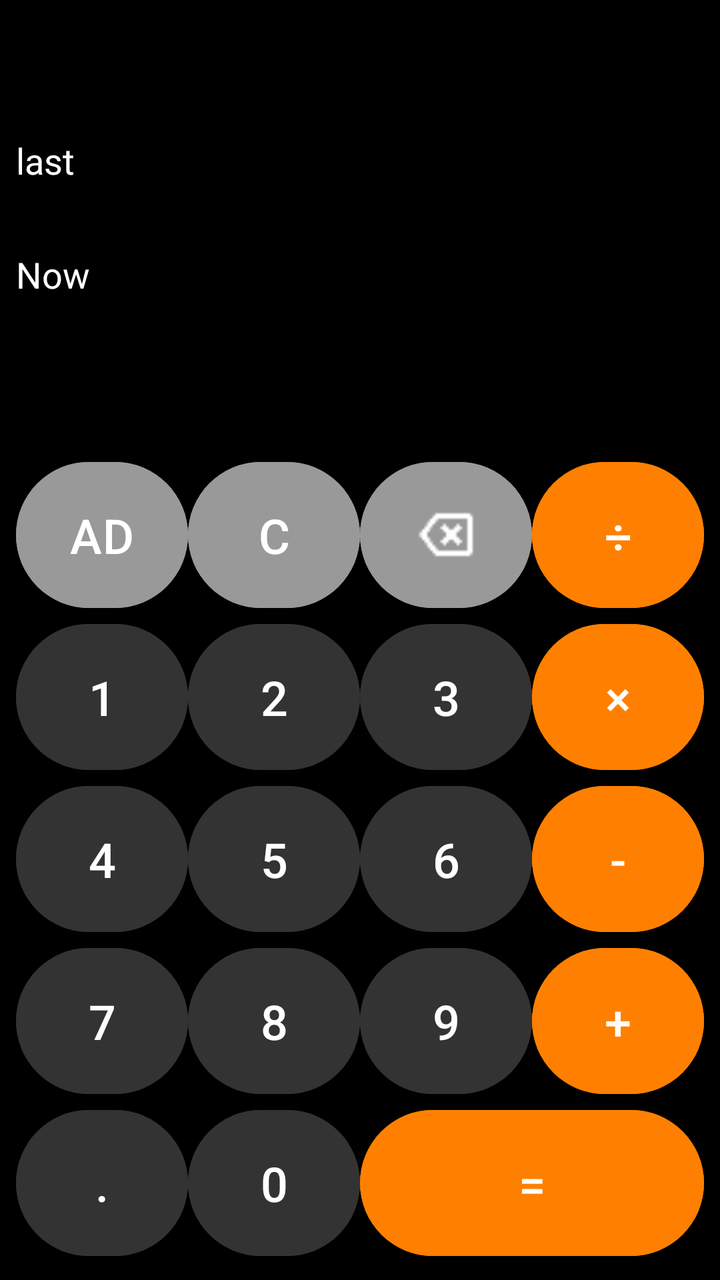
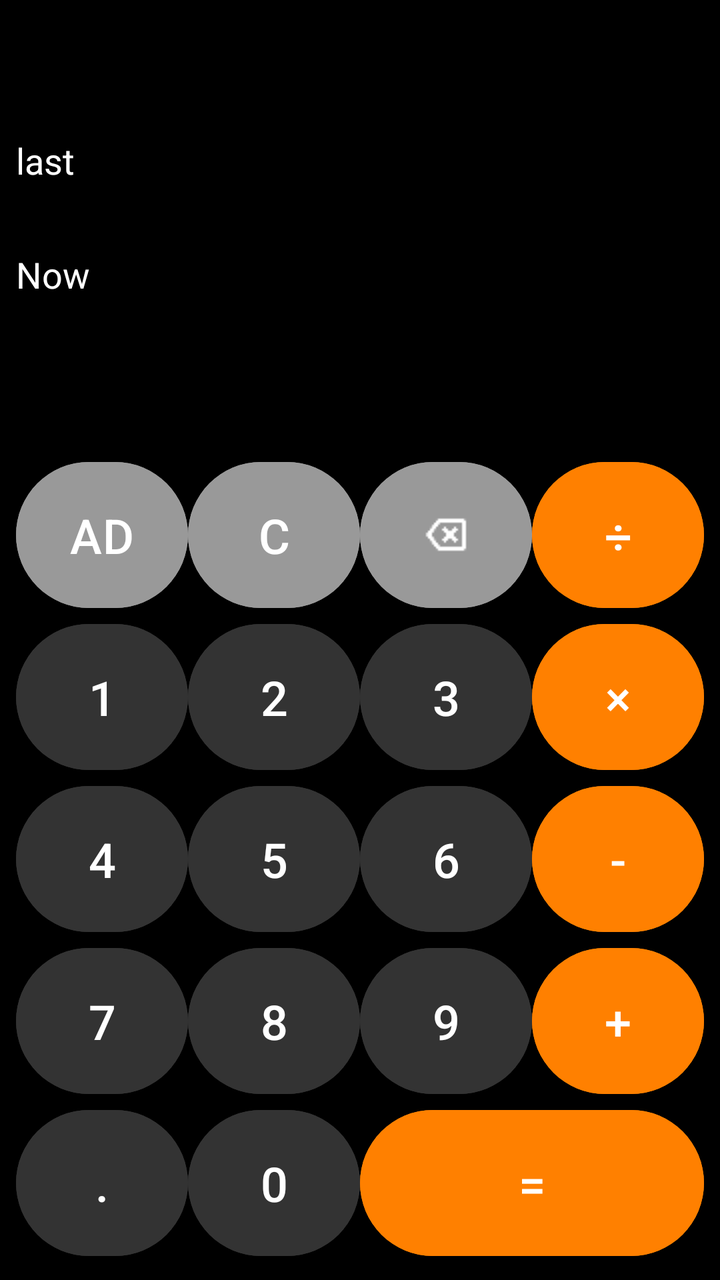

Compare the two renders of this Android layout. The source of the first and the diff that turns it into the second are given below.
<!-- AndroidManifest.xml: application theme Theme.MyCalculator -->
<!-- res/layout/activity_main.xml -->
<?xml version="1.0" encoding="utf-8"?>
<LinearLayout
    xmlns:android="http://schemas.android.com/apk/res/android"
    xmlns:app="http://schemas.android.com/apk/res-auto"
    xmlns:tools="http://schemas.android.com/tools"
    android:id="@+id/main"
    android:layout_width="match_parent"
    android:layout_height="match_parent"
    android:orientation="vertical"
    android:padding="8dp"
    tools:context=".MainActivity"
    android:background="@color/black">

    <TextView
        android:id="@+id/textView1"
        android:layout_width="match_parent"
        android:layout_height="42dp"
        android:layout_marginTop="60dp"
        android:text="@string/last"
        android:textColor="@color/white"
        android:textSize="18sp" />

    <TextView
        android:id="@+id/textView2"
        android:layout_width="match_parent"
        android:layout_height="42dp"
        android:layout_marginTop="15dp"
        android:layout_marginBottom="60dp"
        android:text="@string/now"
        android:textColor="@color/white"
        android:textSize="18sp" />

    <GridLayout
        android:layout_width="match_parent"
        android:layout_height="0dp"
        android:layout_weight="1"
        android:columnCount="4"
        android:rowCount="5">

        <Button
            android:id="@+id/buttonAD"
            android:layout_width="0dp"
            android:layout_height="0dp"
            android:layout_columnWeight="1"
            android:layout_rowWeight="1"
            android:textSize="24sp"
            android:backgroundTint="@color/gray2"
            android:text="@string/ad" />

        <Button
            android:id="@+id/buttonC"
            android:layout_width="0dp"
            android:layout_height="0dp"
            android:layout_columnWeight="1"
            android:layout_rowWeight="1"
            android:textSize="24sp"
            android:backgroundTint="@color/gray2"
            android:text="@string/c" />

        <com.google.android.material.button.MaterialButton
            android:id="@+id/buttonDelete"
            android:layout_width="0dp"
            android:layout_height="0dp"
            android:layout_columnWeight="1"
            android:layout_rowWeight="1"
            android:backgroundTint="@color/gray2"
            app:icon="@drawable/backspace"
            app:iconGravity="textStart"
            app:iconPadding="0dp"
            app:iconSize="32dp"
            app:iconTint="@null" />

        <Button
            android:id="@+id/buttonDivide"
            android:layout_width="0dp"
            android:layout_height="0dp"
            android:layout_columnWeight="1"
            android:layout_rowWeight="1"
            android:textSize="24sp"
            android:backgroundTint="@color/orange"
            android:text="@string/Divide" />

        <Button
            android:id="@+id/button1"
            android:layout_width="0dp"
            android:layout_height="0dp"
            android:layout_columnWeight="1"
            android:layout_rowWeight="1"
            android:textSize="24sp"
            android:backgroundTint="@color/gray"
            android:text="@string/_1" />

        <Button
            android:id="@+id/button2"
            android:layout_width="0dp"
            android:layout_height="0dp"
            android:layout_columnWeight="1"
            android:layout_rowWeight="1"
            android:textSize="24sp"
            android:backgroundTint="@color/gray"
            android:text="@string/_2" />

        <Button
            android:id="@+id/button3"
            android:layout_width="0dp"
            android:layout_height="0dp"
            android:layout_columnWeight="1"
            android:layout_rowWeight="1"
            android:textSize="24sp"
            android:backgroundTint="@color/gray"
            android:text="@string/_3" />

        <Button
            android:id="@+id/buttonMultiply"
            android:layout_width="0dp"
            android:layout_height="0dp"
            android:layout_columnWeight="1"
            android:layout_rowWeight="1"
            android:backgroundTint="@color/orange"
            android:textSize="24sp"
            android:text="@string/Multiply" />

        <Button
            android:id="@+id/button4"
            android:layout_width="0dp"
            android:layout_height="0dp"
            android:layout_columnWeight="1"
            android:layout_rowWeight="1"
            android:textSize="24sp"
            android:backgroundTint="@color/gray"
            android:text="@string/_4" />

        <Button
            android:id="@+id/button5"
            android:layout_width="0dp"
            android:layout_height="0dp"
            android:layout_columnWeight="1"
            android:layout_rowWeight="1"
            android:textSize="24sp"
            android:backgroundTint="@color/gray"
            android:text="@string/_5" />

        <Button
            android:id="@+id/button6"
            android:layout_width="0dp"
            android:layout_height="0dp"
            android:layout_columnWeight="1"
            android:layout_rowWeight="1"
            android:textSize="24sp"
            android:backgroundTint="@color/gray"
            android:text="@string/_6" />

        <Button
            android:id="@+id/buttonMinus"
            android:layout_width="0dp"
            android:layout_height="0dp"
            android:layout_columnWeight="1"
            android:layout_rowWeight="1"
            android:textSize="24sp"
            android:backgroundTint="@color/orange"
            android:text="@string/Reduce" />

        <Button
            android:id="@+id/button7"
            android:layout_width="0dp"
            android:layout_height="0dp"
            android:layout_columnWeight="1"
            android:layout_rowWeight="1"
            android:textSize="24sp"
            android:backgroundTint="@color/gray"
            android:text="@string/_7" />

        <Button
            android:id="@+id/button8"
            android:layout_width="0dp"
            android:layout_height="0dp"
            android:layout_columnWeight="1"
            android:layout_rowWeight="1"
            android:textSize="24sp"
            android:backgroundTint="@color/gray"
            android:text="@string/_8" />

        <Button
            android:id="@+id/button9"
            android:layout_width="0dp"
            android:layout_height="0dp"
            android:layout_columnWeight="1"
            android:layout_rowWeight="1"
            android:textSize="24sp"
            android:backgroundTint="@color/gray"
            android:text="@string/_9" />

        <Button
            android:id="@+id/buttonPlus"
            android:layout_width="0dp"
            android:layout_height="0dp"
            android:layout_columnWeight="1"
            android:layout_rowWeight="1"
            android:textSize="24sp"
            android:backgroundTint="@color/orange"
            android:text="@string/Add" />

        <Button
            android:id="@+id/buttonDot"
            android:layout_width="0dp"
            android:layout_height="0dp"
            android:layout_columnWeight="1"
            android:layout_rowWeight="1"
            android:textSize="24sp"
            android:backgroundTint="@color/gray"
            android:text="@string/point" />

        <Button
            android:id="@+id/button0"
            android:layout_width="0dp"
            android:layout_height="0dp"
            android:layout_columnWeight="1"
            android:layout_rowWeight="1"
            android:textSize="24sp"
            android:backgroundTint="@color/gray"
            android:text="@string/_0" />

        <Button
            android:id="@+id/buttonEqual"
            android:layout_width="0dp"
            android:layout_height="0dp"
            android:layout_columnSpan="2"
            android:layout_columnWeight="2"
            android:layout_rowWeight="1"
            android:textSize="24sp"
            android:backgroundTint="@color/orange"
            android:text="@string/Answer" />

    </GridLayout>

</LinearLayout>
<!-- resources referenced by this layout -->
<resources>
  <color name="black">#FF000000</color>
  <color name="gray">#333333</color>
  <color name="gray2">#999999</color>
  <color name="orange">#FFFF8000</color>
  <color name="white">#FFFFFFFF</color>
  <!-- drawable backspace: png bitmap (drawable, 421 bytes) -->
  <string name="Add">+</string>
  <string name="Answer">=</string>
  <string name="Divide">÷</string>
  <string name="Multiply">×</string>
  <string name="Reduce">-</string>
  <string name="_0">0</string>
  <string name="_1">1</string>
  <string name="_2">2</string>
  <string name="_3">3</string>
  <string name="_4">4</string>
  <string name="_5">5</string>
  <string name="_6">6</string>
  <string name="_7">7</string>
  <string name="_8">8</string>
  <string name="_9">9</string>
  <string name="ad">AD</string>
  <string name="c">C</string>
  <string name="last">last</string>
  <string name="now">Now</string>
  <string name="point">.</string>
  <style name="Theme.MyCalculator" parent="Base.Theme.MyCalculator" />
  <style name="Base.Theme.MyCalculator" parent="Theme.Material3.DayNight.NoActionBar">
          
          
      </style>
</resources>

<!-- the commit's change to res/layout/activity_main.xml (unified diff, before → after) -->
@@ -67,7 +67,7 @@
             app:icon="@drawable/backspace"
             app:iconGravity="textStart"
             app:iconPadding="0dp"
-            app:iconSize="32dp"
+            app:iconSize="24sp"
             app:iconTint="@null" />
 
         <Button
